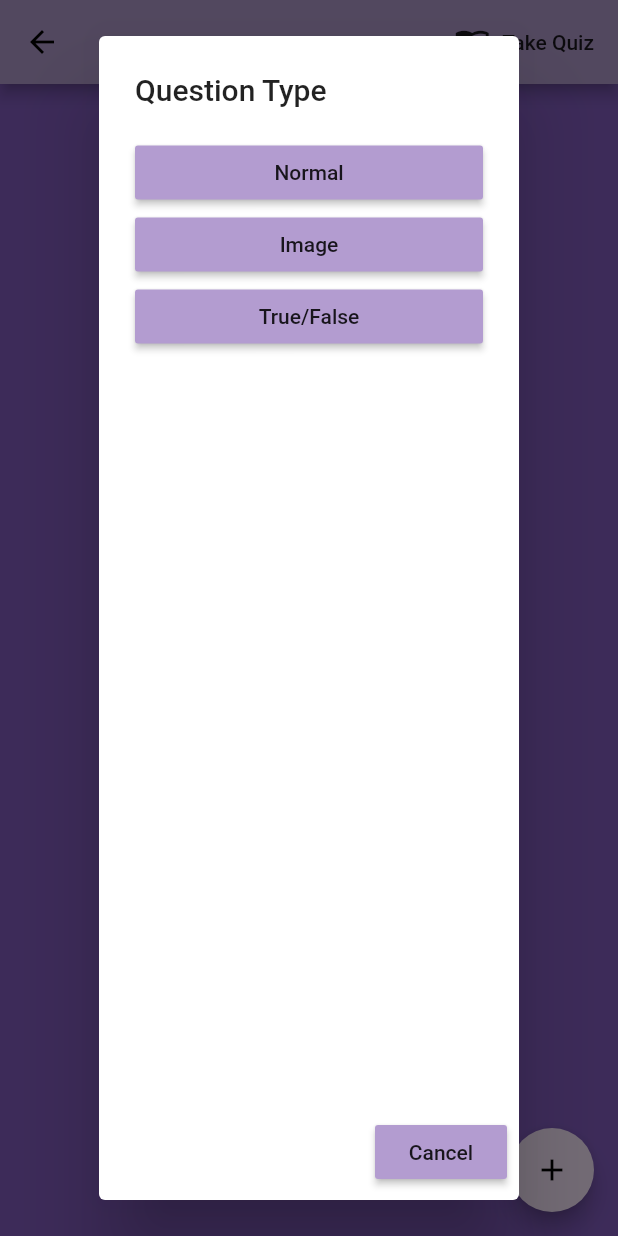
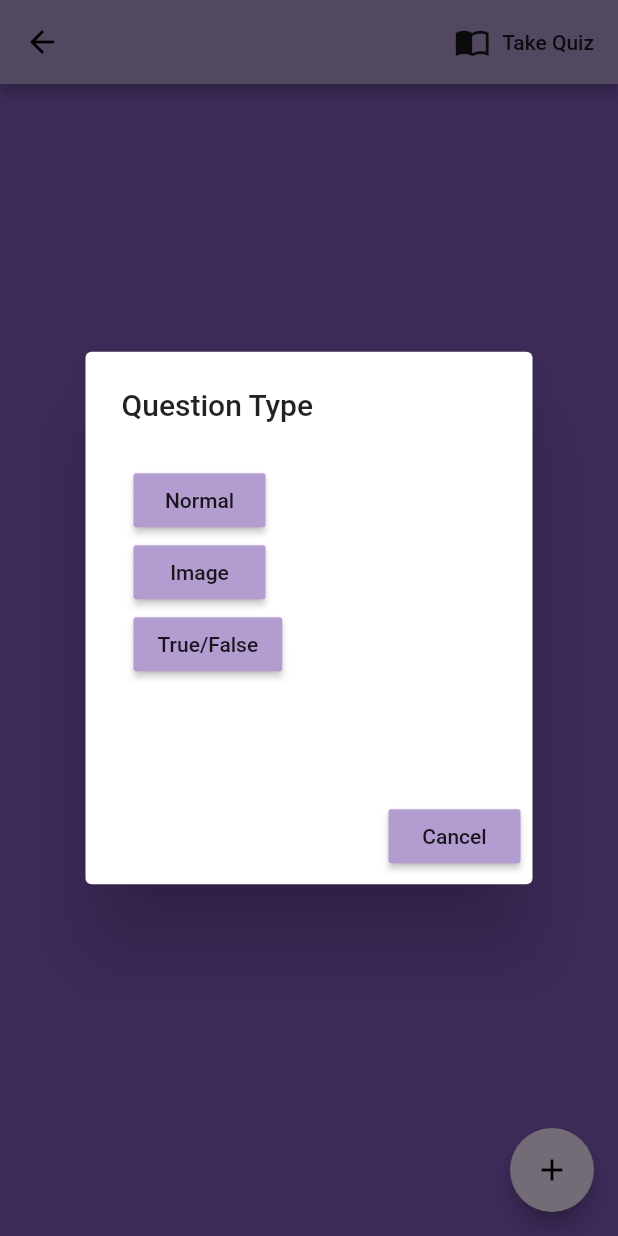
Before and after one commit to minalear/QuizMeApp, a Flutter app: the QuizCreatorPage screen opened directly with empty values, after a tap on the "add" icon, on a phone screen of 412 x 824 dp. Run offline on Flutter 3.47's test engine with Material 2 defaults, Android fonts, the phone set to English and light mode, and no system bars; our stand-ins replace cached_network_image, cloud_firestore, firebase_auth, tuple; accounts and stored records are empty; network calls fail.

Commit message:
Bug fix with alert dialog.

```diff
--- a/lib/view/homepage.dart
+++ b/lib/view/homepage.dart
@@ -27,7 +27,6 @@ class HomePageState extends State<HomePage> {
 
   @override
   Widget build(BuildContext context) {
-    print(user.quizzes[0].createdBy);
     return WillPopScope(
       onWillPop: (){ return Future.value(false); },
       child: Scaffold(
--- a/lib/view/popup_input.dart
+++ b/lib/view/popup_input.dart
@@ -44,16 +44,26 @@ Future<Tuple2<String, bool>> showSelectionDialog(BuildContext context, String ti
     builder: (BuildContext context) {
       return AlertDialog(
         title: Text(title),
-        content: new Container(
+        content: SizedBox(
+          width: 250,
+          height: 200,
+          child: Container(
+            margin: EdgeInsets.all(8),
             child: ListView.builder(
+              shrinkWrap: false,
               itemCount: options.length,
               itemBuilder: (BuildContext context, int id) {
-              return RaisedButton(
+                return Row(
+                  children: <Widget>[
+                    RaisedButton(
                       child: Text(options[id]),
                       onPressed: () => Navigator.of(context).pop(Tuple2<String, bool>(options[id], true)),
+                    ),
+                  ],
                 );
               }
-          )
+            ),
+          ),
         ),
         actions: <Widget>[
           RaisedButton(
```
Lines whose indentation alone changed are shown as unchanged.
